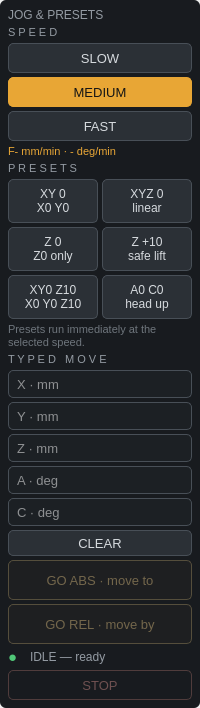
Above: configs/ned5_pb/user_tabs/ned_controls/ned_controls.ui from 418dreamworks/ned before the change. Below: the same form after it.
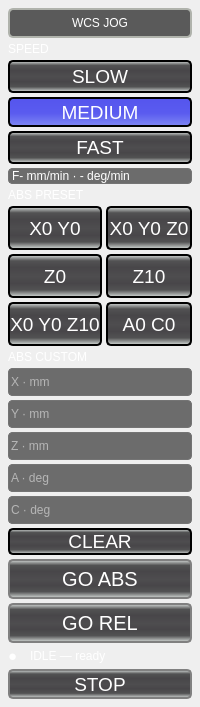
That is the form after the change.

Commit message: Tool system rebuild: P=home/LOC=state, decoupled load, tool-state lock, PB-native GUI

```diff
--- a/configs/ned5_pb/user_tabs/ned_controls/ned_controls.ui
+++ b/configs/ned5_pb/user_tabs/ned_controls/ned_controls.ui
@@ -24,41 +24,37 @@
    <item>
     <widget class="QFrame" name="jp_panel">
      <property name="styleSheet"><string notr="true">
-#jp_panel { background: rgb(24,27,31); border: none; border-radius: 6px; }
-QLabel { background: transparent; color: rgb(148,155,163); }
-#jp_title { font: 75 9pt; color: rgb(148,155,163); }
-#jp_speed_caption, #jp_presets_caption, #jp_typed_caption {
-  font: 75 8pt; color: rgb(148,155,163); }
-#jp_feed_readout { font: 75 8pt; color: rgb(232,166,53); }
-#jp_presets_note { font: 8pt; color: rgb(110,117,124); }
-QPushButton { background: rgb(43,48,54); color: rgb(214,218,222);
-  border: 1px solid rgb(72,79,87); border-radius: 5px; font: 75 10pt; }
-QPushButton:pressed { background: rgb(60,66,73); }
-QPushButton:disabled { background: rgb(34,38,43);
-  color: rgb(105,111,118); border-color: rgb(55,60,66); }
-#jp_slow:checked, #jp_medium:checked, #jp_fast:checked {
-  background: rgb(232,166,53); color: rgb(20,20,20);
-  border-color: rgb(232,166,53); }
+/* WCS JOG -- Probe Basic native (dark) recipes only; sources:
+   probe_basic_dark.qss + probe_basic.ui section frames */
+/* no own chrome: the sidebar JOG page is already a framed panel --
+   a frame inside a frame wasted width (operator 2026-08-04) */
+#jp_panel { border: none; background: transparent; }
+#jp_title { border-style: solid; border-color: rgb(176,179,172);
+  border-width: 2px; border-radius: 5px; color: white;
+  background: rgb(90,90,90); font: 14pt &quot;Probe Basic Bebas Mono&quot;; }
+QLabel { background: transparent; color: white;
+  font: 12pt &quot;Probe Basic Bebas Mono&quot;; }
+#jp_feed_readout { color: white; background-color: rgb(108,108,108);
+  border-style: solid; border-color: rgb(116,116,116); border-width: 1px;
+  border-radius: 4px; font: 14pt &quot;Probe Basic Bebas Mono&quot;; }
+QPushButton { color: white; border-color: black; border-style: solid;
+  border-radius: 5px; border-width: 2px;
+  background: qlineargradient(spread:pad, x1:0, y1:1, x2:0, y2:0, stop:0 rgba(213, 218, 216, 255), stop:0.169312 rgba(82, 82, 83, 255), stop:0.328042 rgba(72, 70, 73, 255), stop:0.492063 rgba(78, 77, 79, 255), stop:0.703704 rgba(72, 70, 73, 255), stop:0.86 rgba(82, 82, 83, 255), stop:1 rgba(213, 218, 216, 255));
+  font-family: &quot;Probe Basic Bebas Mono&quot;; font-size: 15pt; }
+QPushButton:disabled { border-color: gray; }
+QPushButton:hover { background: qlineargradient(x1: 0, y1: 0, x2: 0, y2: 1,
+  stop: 0 #A19E9E, stop: 1.0 #5C5959); }
+QPushButton:pressed { background: qlineargradient(spread:pad, x1:0, y1:0, x2:0, y2:1, stop:0 rgba(85, 85, 238, 255), stop:0.544974 rgba(90, 91, 239, 255), stop:1 rgba(126, 135, 243, 255)); }
+QPushButton:checked { background: qlineargradient(spread:pad, x1:0, y1:0, x2:0, y2:1, stop:0 rgba(85, 85, 238, 255), stop:0.544974 rgba(90, 91, 239, 255), stop:1 rgba(126, 135, 243, 255)); }
+#jp_slow, #jp_medium, #jp_fast, #jp_clear, #jp_stop,
 #jp_p_xy0, #jp_p_xyz0, #jp_p_z0, #jp_p_zp10, #jp_p_xy0z10, #jp_p_a0c0 {
-  font: 75 9pt; }
-QLineEdit { background: rgb(28,32,36); color: white;
-  border: 1px solid rgb(72,79,87); border-radius: 5px;
-  padding: 2px 6px; font: 10pt;
-  selection-background-color: rgb(232,166,53); }
-QLineEdit:focus { border: 1px solid rgb(232,166,53); }
-#jp_go_abs, #jp_go_rel { background: rgb(32,30,24);
-  color: rgb(232,166,53); border: 1px solid rgb(232,166,53);
-  font: 75 10pt; }
-#jp_go_abs:pressed, #jp_go_rel:pressed { background: rgb(60,50,30); }
-#jp_go_abs:disabled, #jp_go_rel:disabled { background: rgb(30,31,33);
-  color: rgb(115,102,75); border-color: rgb(85,78,60); }
-#jp_status_dot { color: rgb(80,200,120); font: 11pt; }
-#jp_status_text { color: rgb(148,155,163); font: 9pt; }
-#jp_stop { background: transparent; color: rgb(220,90,90);
-  border: 1px solid rgb(200,80,80); font: 75 10pt; }
-#jp_stop:pressed { background: rgb(70,32,32); }
-#jp_stop:disabled { background: transparent; color: rgb(110,80,80);
-  border-color: rgb(80,60,60); }
+  font-family: &quot;Probe Basic Bebas Mono&quot;; font-size: 14pt; }
+QLineEdit { color: white; background-color: rgb(108,108,108);
+  border-style: solid; border-color: rgb(116,116,116); border-width: 1px;
+  border-radius: 4px; selection-color: white;
+  selection-background-color: rgb(65,84,255); padding-right: 2px;
+  font: 14pt &quot;Probe Basic Bebas Mono&quot;; }
+#jp_status_dot { font: 11pt; }
      </string></property>
      <layout class="QVBoxLayout" name="jp_v">
       <property name="leftMargin"><number>8</number></property>
@@ -68,19 +64,22 @@
       <property name="spacing"><number>4</number></property>
       <item>
        <widget class="QLabel" name="jp_title">
-        <property name="text"><string>JOG &amp; PRESETS</string></property>
+        <property name="text"><string>WCS JOG</string></property>
+        <property name="minimumSize"><size><width>0</width><height>30</height></size></property>
+        <property name="maximumSize"><size><width>16777215</width><height>30</height></size></property>
+        <property name="alignment"><set>Qt::AlignCenter</set></property>
        </widget>
       </item>
       <item>
        <widget class="QLabel" name="jp_speed_caption">
-        <property name="text"><string>S P E E D</string></property>
+        <property name="text"><string>SPEED</string></property>
        </widget>
       </item>
       <item>
        <widget class="QPushButton" name="jp_slow">
         <property name="text"><string>SLOW</string></property>
         <property name="checkable"><bool>true</bool></property>
-        <property name="minimumSize"><size><width>0</width><height>30</height></size></property>
+        <property name="minimumSize"><size><width>0</width><height>33</height></size></property>
        </widget>
       </item>
       <item>
@@ -95,7 +94,7 @@
        <widget class="QPushButton" name="jp_fast">
         <property name="text"><string>FAST</string></property>
         <property name="checkable"><bool>true</bool></property>
-        <property name="minimumSize"><size><width>0</width><height>30</height></size></property>
+        <property name="minimumSize"><size><width>0</width><height>33</height></size></property>
        </widget>
       </item>
       <item>
@@ -105,7 +104,7 @@
       </item>
       <item>
        <widget class="QLabel" name="jp_presets_caption">
-        <property name="text"><string>P R E S E T S</string></property>
+        <property name="text"><string>ABS PRESET</string></property>
        </widget>
       </item>
       <item>
@@ -114,57 +113,45 @@
         <property name="verticalSpacing"><number>4</number></property>
         <item row="0" column="0">
          <widget class="QPushButton" name="jp_p_xy0">
-          <property name="text"><string>XY 0
-X0 Y0</string></property>
+          <property name="text"><string>X0 Y0</string></property>
           <property name="minimumSize"><size><width>0</width><height>44</height></size></property>
          </widget>
         </item>
         <item row="0" column="1">
          <widget class="QPushButton" name="jp_p_xyz0">
-          <property name="text"><string>XYZ 0
-linear</string></property>
+          <property name="text"><string>X0 Y0 Z0</string></property>
           <property name="minimumSize"><size><width>0</width><height>44</height></size></property>
          </widget>
         </item>
         <item row="1" column="0">
          <widget class="QPushButton" name="jp_p_z0">
-          <property name="text"><string>Z 0
-Z0 only</string></property>
+          <property name="text"><string>Z0</string></property>
           <property name="minimumSize"><size><width>0</width><height>44</height></size></property>
          </widget>
         </item>
         <item row="1" column="1">
          <widget class="QPushButton" name="jp_p_zp10">
-          <property name="text"><string>Z +10
-safe lift</string></property>
+          <property name="text"><string>Z10</string></property>
           <property name="minimumSize"><size><width>0</width><height>44</height></size></property>
          </widget>
         </item>
         <item row="2" column="0">
          <widget class="QPushButton" name="jp_p_xy0z10">
-          <property name="text"><string>XY0 Z10
-X0 Y0 Z10</string></property>
+          <property name="text"><string>X0 Y0 Z10</string></property>
           <property name="minimumSize"><size><width>0</width><height>44</height></size></property>
          </widget>
         </item>
         <item row="2" column="1">
          <widget class="QPushButton" name="jp_p_a0c0">
-          <property name="text"><string>A0 C0
-head up</string></property>
+          <property name="text"><string>A0 C0</string></property>
           <property name="minimumSize"><size><width>0</width><height>44</height></size></property>
          </widget>
         </item>
        </layout>
       </item>
-      <item>
-       <widget class="QLabel" name="jp_presets_note">
-        <property name="text"><string>Presets run immediately at the selected speed.</string></property>
-        <property name="wordWrap"><bool>true</bool></property>
-       </widget>
-      </item>
       <item>
        <widget class="QLabel" name="jp_typed_caption">
-        <property name="text"><string>T Y P E D   M O V E</string></property>
+        <property name="text"><string>ABS CUSTOM</string></property>
        </widget>
       </item>
       <item>
@@ -205,14 +192,14 @@
       </item>
       <item>
        <widget class="QPushButton" name="jp_go_abs">
-        <property name="text"><string>GO ABS · move to</string></property>
+        <property name="text"><string>GO ABS</string></property>
         <property name="enabled"><bool>false</bool></property>
         <property name="minimumSize"><size><width>0</width><height>40</height></size></property>
        </widget>
       </item>
       <item>
        <widget class="QPushButton" name="jp_go_rel">
-        <property name="text"><string>GO REL · move by</string></property>
+        <property name="text"><string>GO REL</string></property>
         <property name="enabled"><bool>false</bool></property>
         <property name="minimumSize"><size><width>0</width><height>40</height></size></property>
        </widget>
```
Left out of the diff: 2 changed lines with no effect on the pictures. The commit also changes 23 other files.
